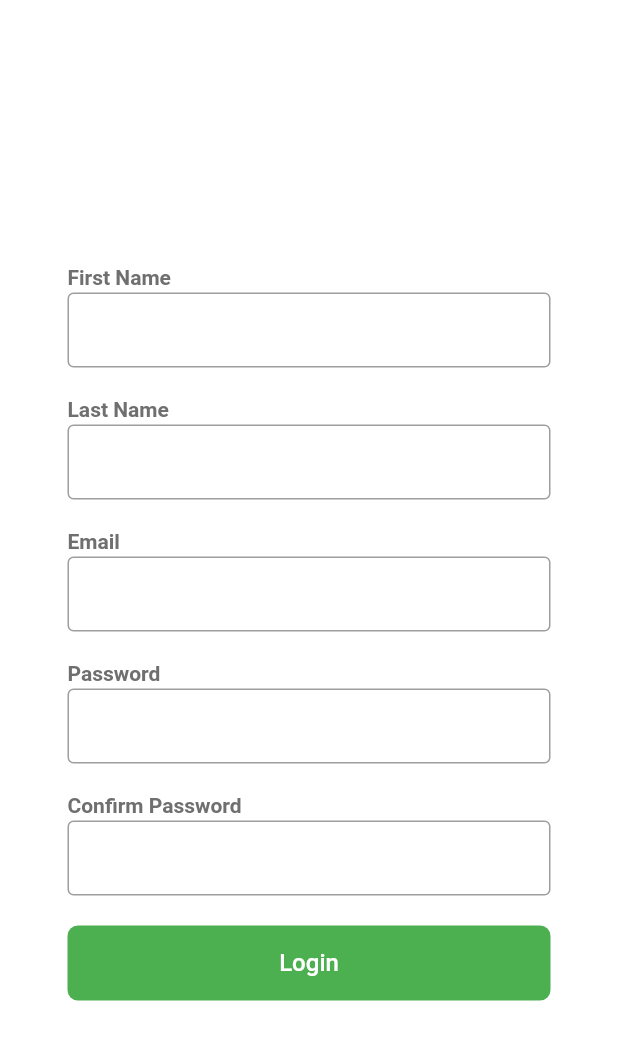
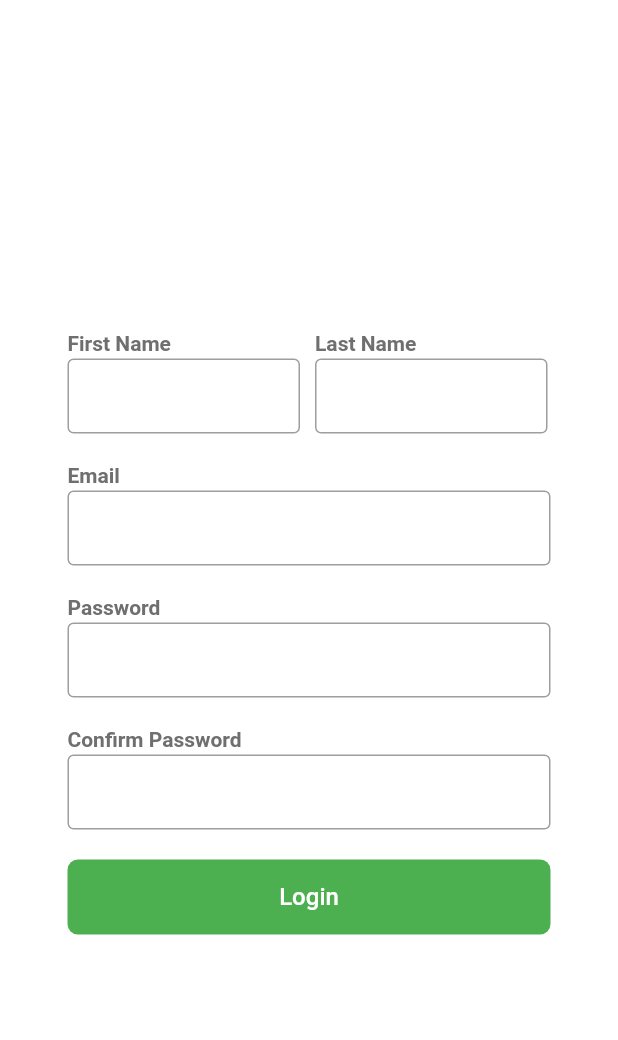
Before and after one commit to fayruozAtef/ODC-LaVie, a Flutter app: the SignUpScreen widget shown alone on an empty page, opened directly, on a phone screen of 412 x 824 dp. Shown: the top 1040 px of the screen. Run offline on Flutter 3.47's test engine with Material 2 defaults, Android fonts, the phone set to English and light mode, and no system bars; our stand-ins replace animated_splash_screen, bloc, conditional_builder_null_safety, dio, flutter_bloc, fluttertoast and 5 more; accounts and stored records are empty.

Commit message:
update sign up design

```diff
--- a/lib/module/sign_up/sign_up_screen.dart
+++ b/lib/module/sign_up/sign_up_screen.dart
@@ -35,6 +35,11 @@ class SignUpScreen extends StatelessWidget {
                       crossAxisAlignment: CrossAxisAlignment.start,
                       children: [
                         mySpace(),
+                        Row(
+                          children: [
+                            Column(
+                              crossAxisAlignment: CrossAxisAlignment.start,
+                              children: [
                                 Text(
                                   'First Name',
                                   style: GoogleFonts.roboto(
@@ -42,7 +47,9 @@ class SignUpScreen extends StatelessWidget {
                                   ),
                                 ),
                                 const SizedBox(height: 2.0,),
-                        defaultTextFormField(
+                                SizedBox(
+                                  width: 155.0,
+                                  child: defaultTextFormField(
                                     controler: firstNameController,
                                     input: TextInputType.name,
                                     validate: (value){
@@ -52,7 +59,13 @@ class SignUpScreen extends StatelessWidget {
                                     },
                                     lable: '',
                                   ),
-                        mySpace(),
+                                ),
+                              ],
+                            ),
+                            const SizedBox(width: 10.0,),
+                            Column(
+                              crossAxisAlignment: CrossAxisAlignment.start,
+                              children: [
                                 Text(
                                   'Last Name',
                                   style: GoogleFonts.roboto(
@@ -60,7 +73,9 @@ class SignUpScreen extends StatelessWidget {
                                   ),
                                 ),
                                 const SizedBox(height: 2.0,),
-                        defaultTextFormField(
+                                SizedBox(
+                                  width: 155.0,
+                                  child: defaultTextFormField(
                                     controler: lastNameController,
                                     input: TextInputType.name,
                                     validate: (value){
@@ -69,6 +84,11 @@ class SignUpScreen extends StatelessWidget {
                                       }
                                     },
                                     lable: '',
+                                  ),
+                                ),
+                              ],
+                            ),
+                          ],
                         ),
                         mySpace(),
                         Text(
--- a/lib/shared/component/components.dart
+++ b/lib/shared/component/components.dart
@@ -40,6 +40,7 @@ Widget defaultTextFormField({
   required String?Function(String?) validate,
   required String lable,
   IconData? icon,
+  double width=double.infinity,
   IconData? sufixIcon,
   VoidCallback? suffixWork,
 })=>SizedBox(
```
Lines whose indentation alone changed are shown as unchanged.
